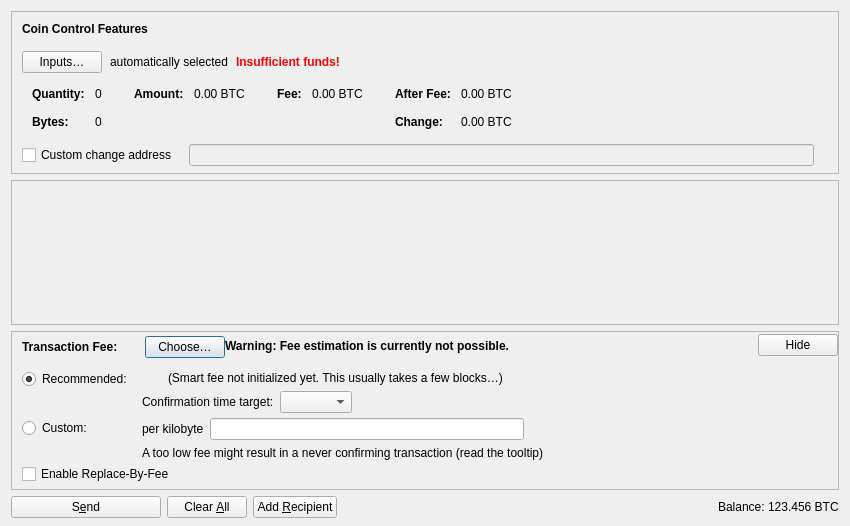
YHWH-angel/ADONAI, file src/qt/forms/sendcoinsdialog.ui: the form before one commit.
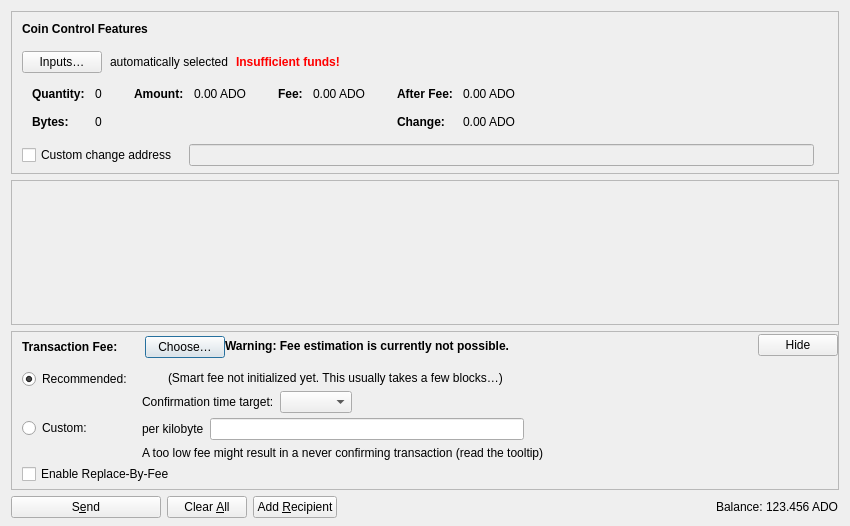
The form after the commit. Icons and pictures are not drawn. Custom widgets are drawn as their Qt base class.

The edit to the form file:
```diff
--- a/src/qt/forms/sendcoinsdialog.ui
+++ b/src/qt/forms/sendcoinsdialog.ui
@@ -327,7 +327,7 @@
                   <enum>Qt::ActionsContextMenu</enum>
                  </property>
                  <property name="text">
-                  <string notr="true">0.00 BTC</string>
+                  <string notr="true">0.00 ADO</string>
                  </property>
                  <property name="textInteractionFlags">
                   <set>Qt::LinksAccessibleByMouse|Qt::TextSelectableByKeyboard|Qt::TextSelectableByMouse</set>
@@ -378,7 +378,7 @@
                   <enum>Qt::ActionsContextMenu</enum>
                  </property>
                  <property name="text">
-                  <string notr="true">0.00 BTC</string>
+                  <string notr="true">0.00 ADO</string>
                  </property>
                  <property name="textInteractionFlags">
                   <set>Qt::LinksAccessibleByMouse|Qt::TextSelectableByKeyboard|Qt::TextSelectableByMouse</set>
@@ -432,7 +432,7 @@
                   <enum>Qt::ActionsContextMenu</enum>
                  </property>
                  <property name="text">
-                  <string notr="true">0.00 BTC</string>
+                  <string notr="true">0.00 ADO</string>
                  </property>
                  <property name="textInteractionFlags">
                   <set>Qt::LinksAccessibleByMouse|Qt::TextSelectableByKeyboard|Qt::TextSelectableByMouse</set>
@@ -461,7 +461,7 @@
                   <enum>Qt::ActionsContextMenu</enum>
                  </property>
                  <property name="text">
-                  <string notr="true">0.00 BTC</string>
+                  <string notr="true">0.00 ADO</string>
                  </property>
                  <property name="textInteractionFlags">
                   <set>Qt::LinksAccessibleByMouse|Qt::TextSelectableByKeyboard|Qt::TextSelectableByMouse</set>
@@ -1191,7 +1191,7 @@
           <cursorShape>IBeamCursor</cursorShape>
          </property>
          <property name="text">
-          <string notr="true">123.456 BTC</string>
+          <string notr="true">123.456 ADO</string>
          </property>
          <property name="textInteractionFlags">
           <set>Qt::LinksAccessibleByMouse|Qt::TextSelectableByKeyboard|Qt::TextSelectableByMouse</set>
```
Left out of the diff: 4 changed lines with no effect on the pictures.
